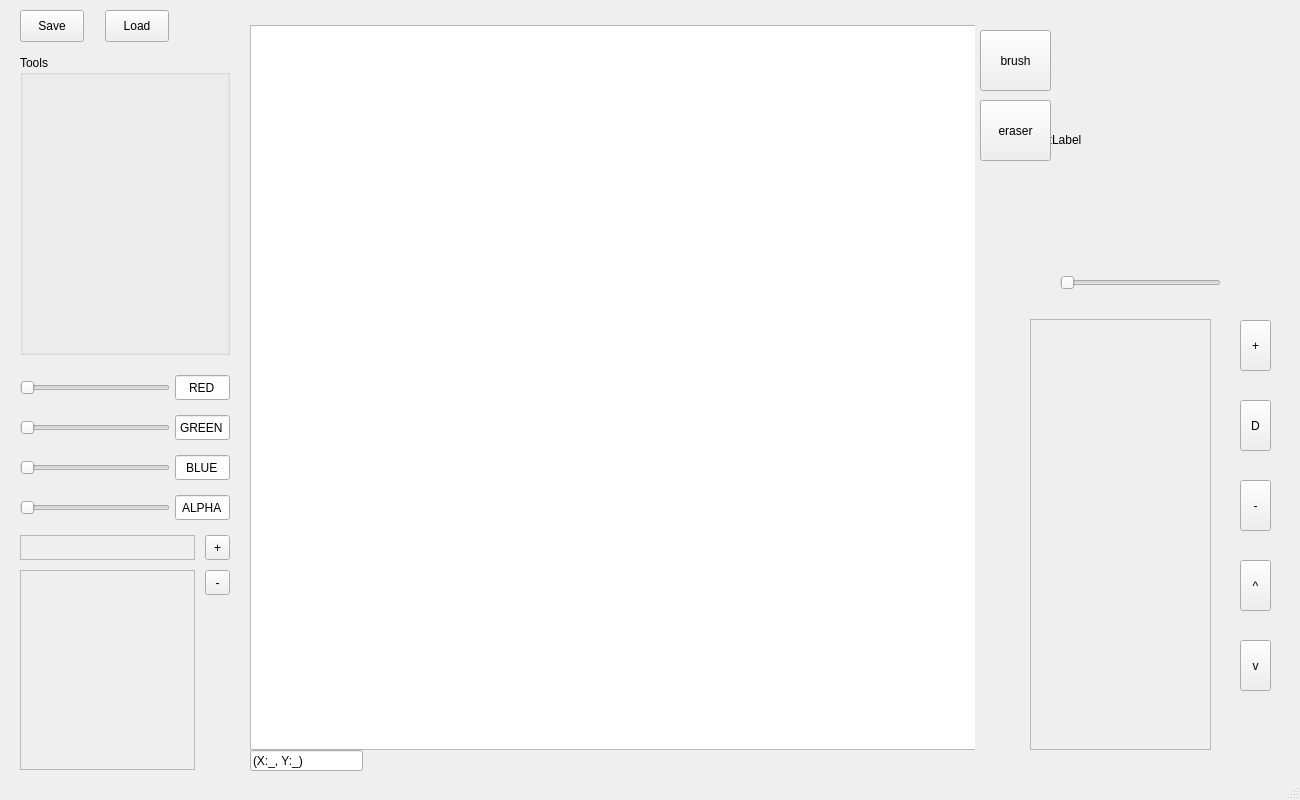
The window that Assignment8SpriteEditor/mainwindow.ui (NZaffos/Sprite-Editor) describes before a commit, drawn with Qt 5.
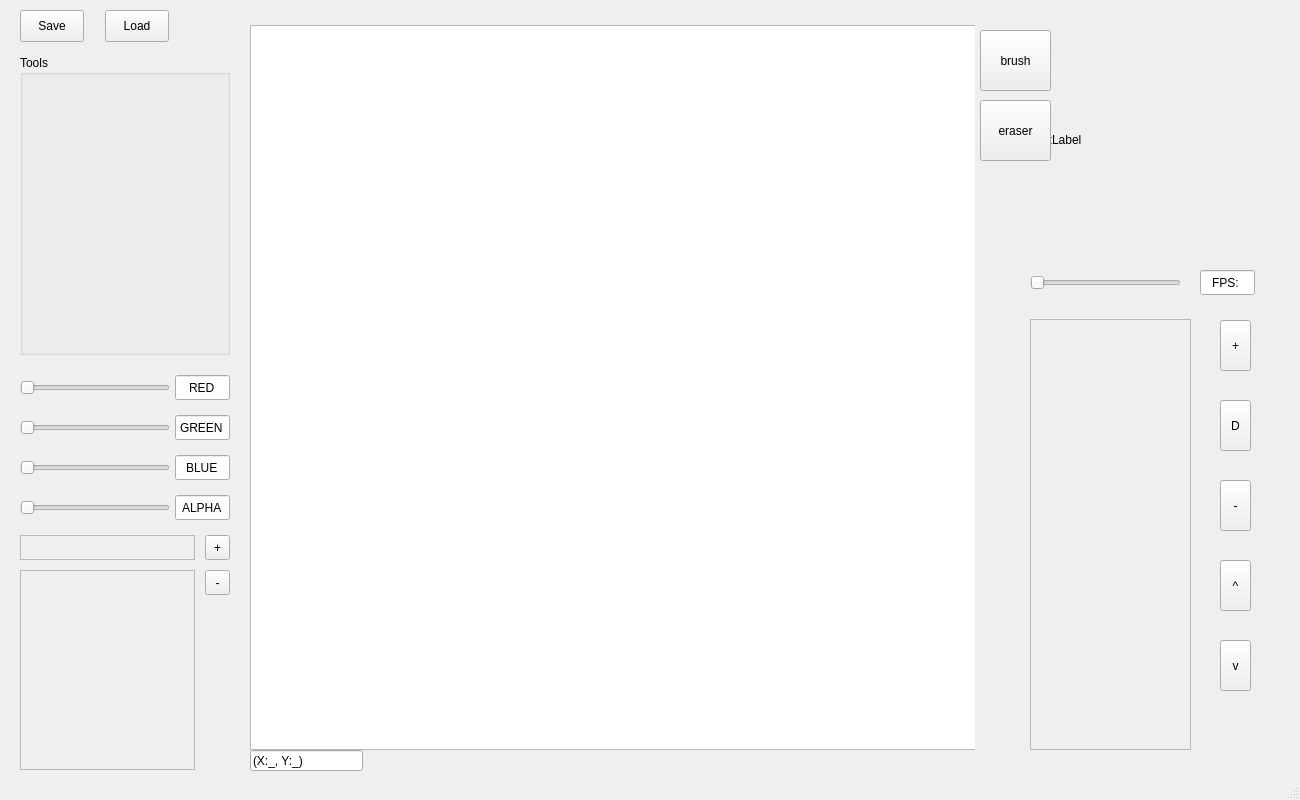
The same window after the commit.

Commit message: fixed crash bugs for frame selector. Also added a fps label for the animation. Additionally, added a highlight for the selected frame in the selector

```diff
--- a/Assignment8SpriteEditor/mainwindow.ui
+++ b/Assignment8SpriteEditor/mainwindow.ui
@@ -352,7 +352,7 @@
      <rect>
       <x>1030</x>
       <y>319</y>
-      <width>181</width>
+      <width>161</width>
       <height>431</height>
      </rect>
     </property>
@@ -364,7 +364,7 @@
       <rect>
        <x>0</x>
        <y>0</y>
-       <width>179</width>
+       <width>159</width>
        <height>429</height>
       </rect>
      </property>
@@ -373,7 +373,7 @@
    <widget class="QToolButton" name="addFrameButton">
     <property name="geometry">
      <rect>
-      <x>1240</x>
+      <x>1220</x>
       <y>320</y>
       <width>31</width>
       <height>51</height>
@@ -392,7 +392,7 @@
    <widget class="QToolButton" name="deleteFrameButton">
     <property name="geometry">
      <rect>
-      <x>1240</x>
+      <x>1220</x>
       <y>480</y>
       <width>31</width>
       <height>51</height>
@@ -411,7 +411,7 @@
    <widget class="QToolButton" name="dublicateFrameButton">
     <property name="geometry">
      <rect>
-      <x>1240</x>
+      <x>1220</x>
       <y>400</y>
       <width>31</width>
       <height>51</height>
@@ -430,7 +430,7 @@
    <widget class="QToolButton" name="shiftUpFrameButton">
     <property name="geometry">
      <rect>
-      <x>1240</x>
+      <x>1220</x>
       <y>560</y>
       <width>31</width>
       <height>51</height>
@@ -449,7 +449,7 @@
    <widget class="QToolButton" name="shiftDownFrameButton">
     <property name="geometry">
      <rect>
-      <x>1240</x>
+      <x>1220</x>
       <y>640</y>
       <width>31</width>
       <height>51</height>
@@ -468,9 +468,9 @@
    <widget class="QSlider" name="animationFpsSlider">
     <property name="geometry">
      <rect>
-      <x>1060</x>
+      <x>1030</x>
       <y>270</y>
-      <width>161</width>
+      <width>151</width>
       <height>25</height>
      </rect>
     </property>
@@ -533,6 +533,25 @@
      <string>eraser</string>
     </property>
    </widget>
+   <widget class="QLineEdit" name="animationFpsSliderIO">
+    <property name="geometry">
+     <rect>
+      <x>1200</x>
+      <y>270</y>
+      <width>55</width>
+      <height>25</height>
+     </rect>
+    </property>
+    <property name="text">
+     <string>FPS: </string>
+    </property>
+    <property name="alignment">
+     <set>Qt::AlignmentFlag::AlignCenter</set>
+    </property>
+    <property name="readOnly">
+     <bool>true</bool>
+    </property>
+   </widget>
   </widget>
   <widget class="QStatusBar" name="statusbar"/>
  </widget>
```
Lines whose indentation alone changed are shown as unchanged. The commit also changes 4 other files.
